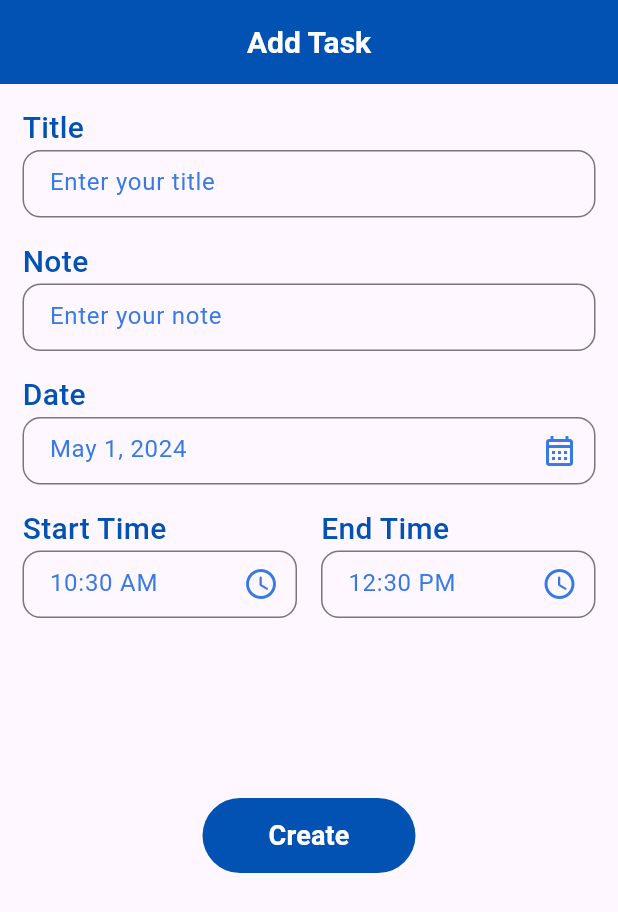
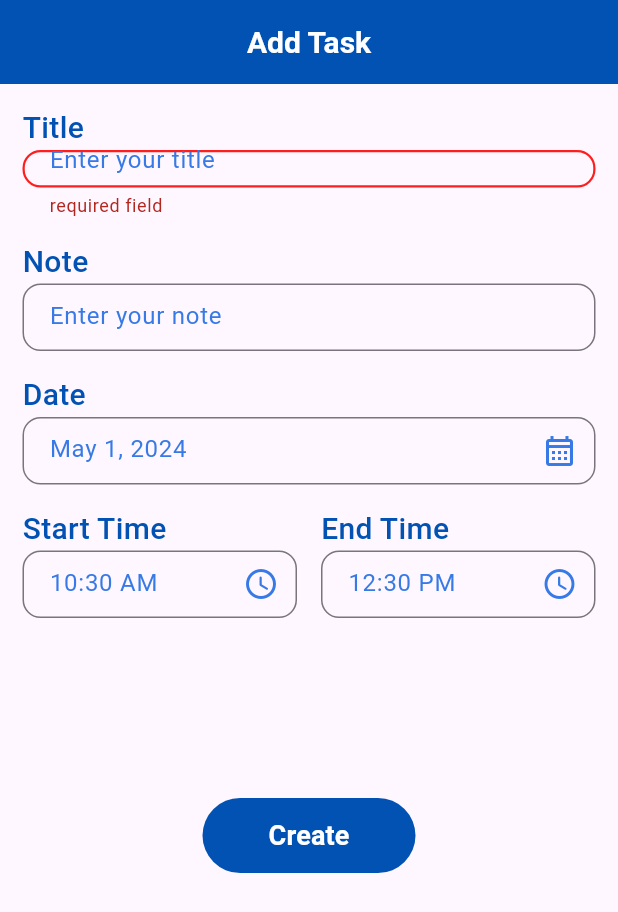
Before and after one commit to RanaMohamed24/Flutter-Project, a Flutter app: the AddTasksPage screen opened by its route, after a tap on "Create", on a phone screen of 412 x 824 dp. Shown: the top 912 px of the screen. Run offline on Flutter 3.47's test engine with Material 3 defaults, Android fonts, the light colour scheme and no system bars; our stand-ins replace bloc, cloud_firestore, date_picker_timeline, device_preview, firebase_auth, firebase_core and 4 more; accounts and stored records are empty.

Commit message:
validate button on addtask page

```diff
--- a/lib/features/dashboard/modules/add_task/controller/cubit/add_tasks_cubit.dart
+++ b/lib/features/dashboard/modules/add_task/controller/cubit/add_tasks_cubit.dart
@@ -1,6 +1,6 @@
-
 import 'package:bloc/bloc.dart';
 import 'package:flutter/material.dart';
+import 'package:flutter_project/features/dashboard/modules/Tasks/view/page/Tasks_page.dart';
 import 'package:intl/intl.dart';
 
 part 'add_tasks_state.dart';
@@ -62,7 +62,6 @@ class AddTaskCubit extends Cubit<AddTaskState> {
     }
   }
 
-
   void getEndTimeFromUser(BuildContext context) async {
     TimeOfDay? endTime = await showTimePicker(
       context: context,
@@ -72,4 +71,18 @@ class AddTaskCubit extends Cubit<AddTaskState> {
       setEndTime(DateTime(0, 1, 1, endTime.hour, endTime.minute));
     }
   }
+
+  void onPressedCreateButton(BuildContext context) {
+    if (formKey.currentState!.validate()) {
+      // Form is valid, proceed with adding task to database
+      if (titleController.text.isNotEmpty) {
+        // Add task to database
+        // After adding the task, navigate to the TasksPage
+        Navigator.push(
+          context,
+          MaterialPageRoute(builder: (context) => const TasksPage()),
+        );
       }
+    }
+  }
+}
--- a/lib/features/dashboard/modules/add_task/view/component/add_tasks_widget.dart
+++ b/lib/features/dashboard/modules/add_task/view/component/add_tasks_widget.dart
@@ -60,6 +60,12 @@ class AddTasksWidget extends StatelessWidget {
                                 hintText: "Enter your title",
                               ),
                               controller: controller.titleController,
+                              validator: (value) {
+                                if (value == null || value.isEmpty) {
+                                  return 'required field';
+                                }
+                                return null;
+                              },
                             ),
                           ),
                         ],
@@ -220,7 +226,9 @@ class AddTasksWidget extends StatelessWidget {
                                 style: const ButtonStyle(
                                     backgroundColor:
                                         MaterialStatePropertyAll(PrimaryColor)),
-                                onPressed: () {},
+                                onPressed: () {
+                                  controller.onPressedCreateButton(context);
+                                },
                                 child: Text(
                                   'Create',
                                   style:
--- a/lib/theme.dart
+++ b/lib/theme.dart
@@ -64,7 +64,11 @@ InputDecoration AddTaskFieldDecoration = InputDecoration(
   focusedBorder: OutlineInputBorder(
       borderSide: const BorderSide(color: PrimaryColor, width: 1.5),
       borderRadius: BorderRadius.circular(12)),
-    contentPadding: const EdgeInsets.only(left: 14, top: 12, bottom: 12),);
+  errorBorder: OutlineInputBorder(
+      borderSide: const BorderSide(color: ErrorColor, width: 1.5),
+      borderRadius: BorderRadius.circular(12)),
+  contentPadding: const EdgeInsets.only(left: 14, top: 12, bottom: 12),
+);
 
 extension MyContextExtenction on BuildContext {
   double get width => MediaQuery.of(this).size.width;
```
Lines whose indentation alone changed are shown as unchanged.
